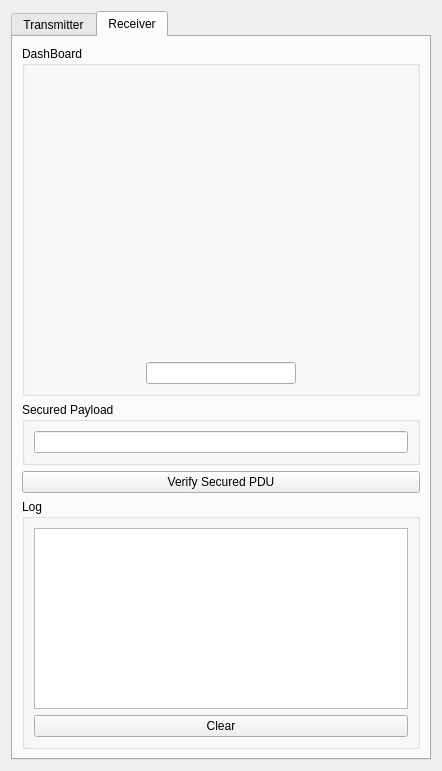
Above: GUI/GUI.ui from HosamAboabla/Autosar_SecOC before the change. Below: the same form after it.
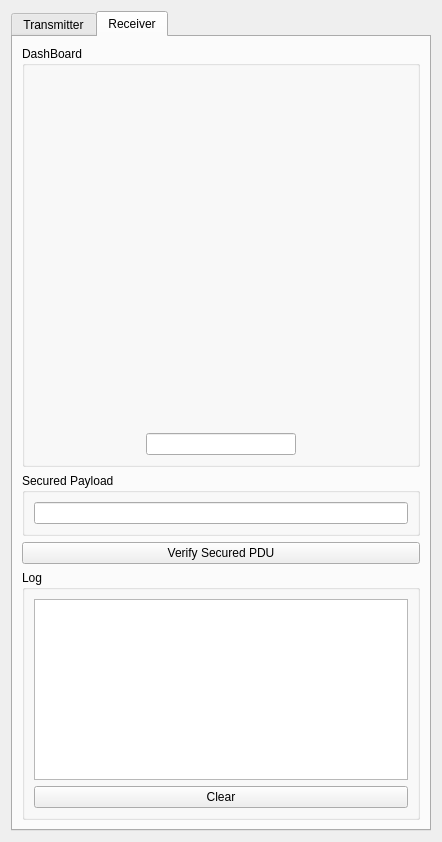
That is the form after the change. The open tabs and pages were chosen to show the change. Custom widgets are drawn as their Qt base class.

```diff
--- a/GUI/GUI.ui
+++ b/GUI/GUI.ui
@@ -7,7 +7,7 @@
     <x>0</x>
     <y>0</y>
     <width>442</width>
-    <height>771</height>
+    <height>842</height>
    </rect>
   </property>
   <property name="sizePolicy">
@@ -526,13 +526,12 @@
             </property>
             <property name="font">
              <font>
-              <family>Segoe UI</family>
-              <pointsize>10</pointsize>
+              <family>Noto Color Emoji</family>
+              <pointsize>14</pointsize>
              </font>
             </property>
             <property name="plainText">
-             <string>
-</string>
+             <string/>
             </property>
            </widget>
           </item>
```
Left out of the diff: 6 changed lines with no effect on the pictures.
